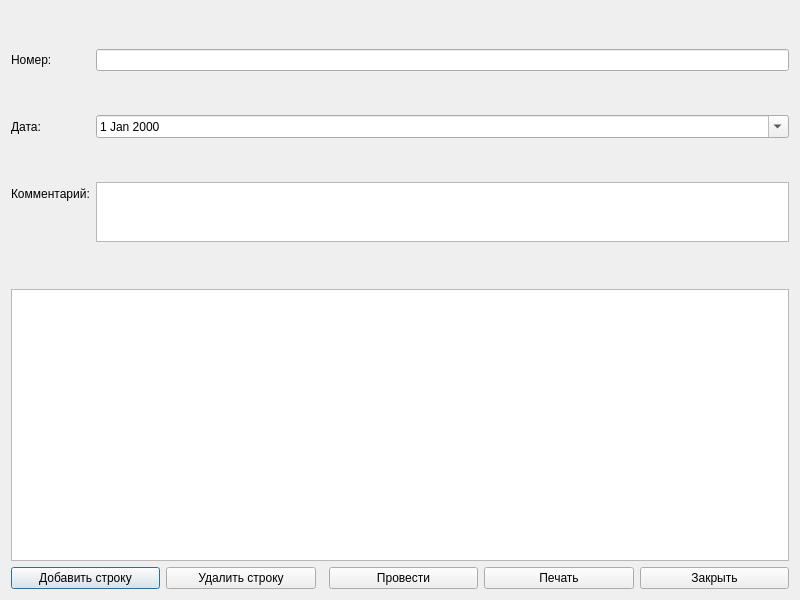
Old version of the form src/ui/dialogs/receiptform.ui in the repository Smurf72T/POC_Terminal_Tracker.
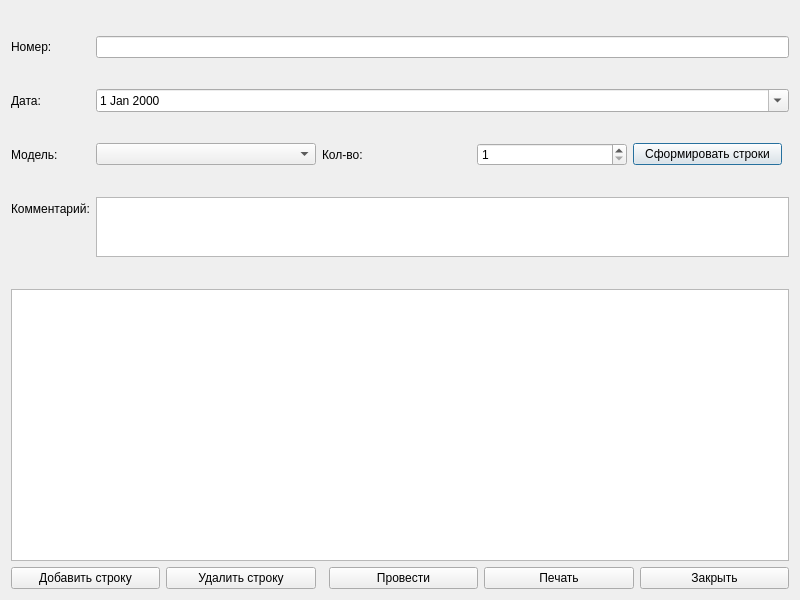
New version of the form.

```diff
--- a/src/ui/dialogs/receiptform.ui
+++ b/src/ui/dialogs/receiptform.ui
@@ -12,8 +12,16 @@
                     <item row="0" column="1"><widget class="QLineEdit" name="lineEditNumber"/></item>
                     <item row="1" column="0"><widget class="QLabel" name="label_2"><property name="text"><string>Дата:</string></property></widget></item>
                     <item row="1" column="1"><widget class="QDateEdit" name="dateEdit"><property name="calendarPopup"><bool>true</bool></property></widget></item>
-                    <item row="2" column="0"><widget class="QLabel" name="label_3"><property name="text"><string>Комментарий:</string></property></widget></item>
-                    <item row="2" column="1"><widget class="QTextEdit" name="textEditComment"><property name="maximumSize"><size><width>16777215</width><height>60</height></size></property></widget></item>
+                    <item row="2" column="0"><widget class="QLabel" name="labelModel"><property name="text"><string>Модель:</string></property></widget></item>
+                    <item row="2" column="1"><layout class="QHBoxLayout" name="modelLayout">
+                        <item><widget class="QComboBox" name="comboModel"><property name="minimumSize"><size><width>220</width><height>0</height></size></property></widget></item>
+                        <item><widget class="QLabel" name="labelCount"><property name="text"><string>Кол-во:</string></property></widget></item>
+                        <item><widget class="QSpinBox" name="spinCount"><property name="minimum"><number>1</number></property><property name="value"><number>1</number></property></widget></item>
+                        <item><widget class="QPushButton" name="btnGenerate"><property name="text"><string>Сформировать строки</string></property></widget></item>
+                        <item><spacer name="modelSpacer"><property name="orientation"><enum>Qt::Horizontal</enum></property></spacer></item>
+                    </layout></item>
+                    <item row="3" column="0"><widget class="QLabel" name="label_3"><property name="text"><string>Комментарий:</string></property></widget></item>
+                    <item row="3" column="1"><widget class="QTextEdit" name="textEditComment"><property name="maximumSize"><size><width>16777215</width><height>60</height></size></property></widget></item>
                 </layout>
             </item>
             <item>
```
